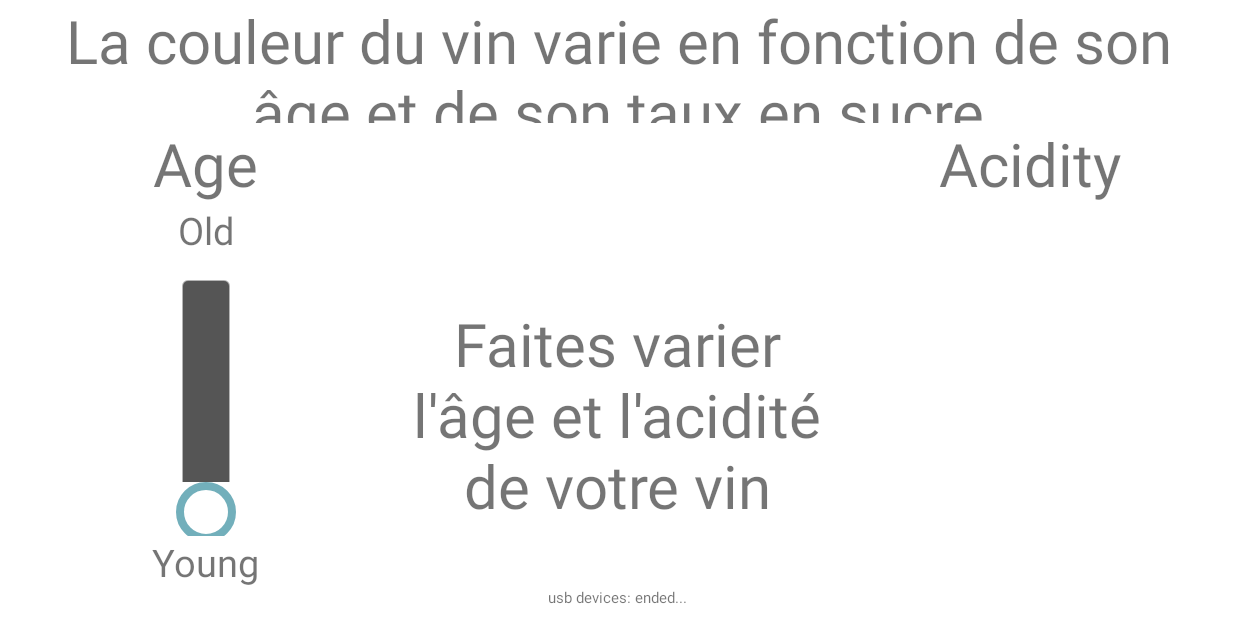
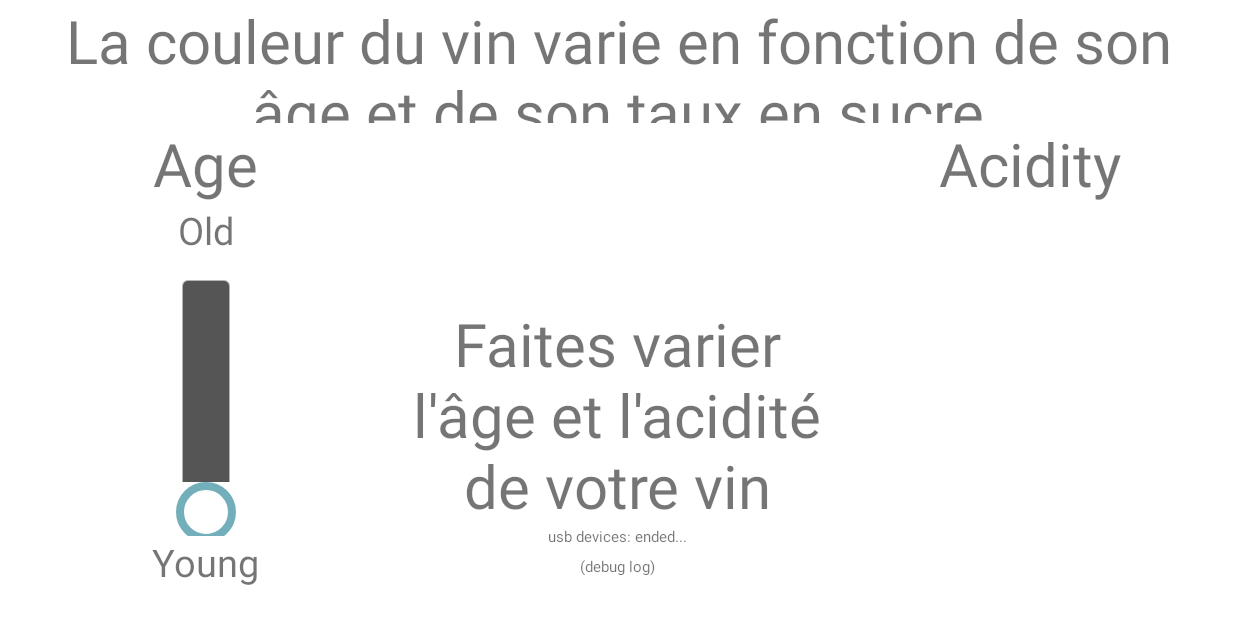
Before and after one commit to alexandre-mazel/AndroidStudioProjects, an Android app: the screen it shows after launch (MyActivity), on a phone screen of 824 x 412 dp (held sideways). Run offline under Robolectric (Android 15) with nearby library versions, the light colour scheme and no system bars; 1 statement that could not run was skipped.

Commit message:
chasing bugs

```diff
--- a/Glasses/app/src/main/java/com/electronoos/glasses/LoggerWidget.java
+++ b/Glasses/app/src/main/java/com/electronoos/glasses/LoggerWidget.java
@@ -13,7 +13,7 @@ import java.util.Date;
  */
 public class LoggerWidget {
     private TextView textView_log_ = null;
-    private int nNbrLineMax_ = 12;
+    private int nNbrLineMax_ = 15;
 
     public LoggerWidget()
     {
@@ -30,35 +30,36 @@ public class LoggerWidget {
         textView_log_ = tv;
     }
 
-    public void l( Object msg, String strCallerClassName )
+    public void l( String strCallerClassName, Object msg )
     {
         Log.v( strCallerClassName, msg.toString() );
-        printToLog( "INF: " + msg.toString(), strCallerClassName );
+        printToLog( "INF: " + strCallerClassName + ": " + msg.toString() );
     }
 
-    public void w( Object msg, String strCallerClassName )
+    public void w( String strCallerClassName, Object msg )
     {
         Log.w( strCallerClassName, msg.toString() );
-        printToLog( "WRN: " + msg.toString(), strCallerClassName );
+        printToLog( "WRN: " + strCallerClassName + ": " + msg.toString() );
     }
 
-    public void e( Object msg, String strCallerClassName )
+    public void e( String strCallerClassName, Object msg )
     {
         Log.e( strCallerClassName, msg.toString() );
-        printToLog( "ERR: " + msg.toString(), strCallerClassName );
+        printToLog( "ERR: " + strCallerClassName + ": " + msg.toString() );
     }
 
-    private void printToLog( String msg, String strCallerClassName )
+    private void printToLog( String msg )
     {
         if( textView_log_ == null )
         {
-            Log.e( "LoggerWidget", "Can't output log: widget not attached. Log: " + strCallerClassName + ": " + msg );
+            Log.e( "LoggerWidget", "Can't output log: widget not attached. Log: " + msg );
             return;
         }
         // append new log to current log outputted
         SimpleDateFormat s = new SimpleDateFormat("hh:mm:ss");
         String timestamp = s.format(new Date());
-        String strNew = timestamp + ": " + strCallerClassName + ": " + msg.toString();
+        String strNewLog = timestamp + ": " + msg.toString();
+        Log.v("debug", "GLASSES_LOG: " + strNewLog + "\n" );
 
 
         String strCurrentLogs = textView_log_.getText().toString();
@@ -67,7 +68,7 @@ public class LoggerWidget {
 
         int nBegin = 0;
         // copy all lines (but not the first one, sometimes)
-        if( lines.length > nNbrLineMax_ )
+        if( lines.length >= nNbrLineMax_ )
         {
             nBegin = 1;
         }
@@ -79,9 +80,21 @@ public class LoggerWidget {
 
         String newFullLogs = TextUtils.join("\n", listLine);
 
-        newFullLogs += "\n" + strNew;
+        newFullLogs += "\n" + strNewLog;
 
-
-        textView_log_.setText( newFullLogs );
+/*
+        try {
+            textView_log_.setText(newFullLogs);
+        }
+        catch(CalledFromWrongThreadException e)
+        {
+            Log.e("EXCEPTION (catched)", "GLASSES_LOG: " + e.toString() + "\n" );
+        }
+*/
+        runOnUiThread(new Runnable() {
+            public void run(){
+                textView_log_.update();
+            }
+        });
     }
 }
--- a/Glasses/app/src/main/java/com/electronoos/glasses/MyActivity.java
+++ b/Glasses/app/src/main/java/com/electronoos/glasses/MyActivity.java
@@ -57,6 +57,7 @@ public class MyActivity extends ActionBarActivity {
         textView_log_debug_ = (TextView) findViewById(R.id.text_view_debug_log);
         logger_ = new LoggerWidget();
         logger_.attachWidget(textView_log_debug_);
+        logger_.l( strClassName, "LOGGER BEGIN GLASSES" );
         MyOnSeekBarChangeListener myOnSeekBarChangeListener = new MyOnSeekBarChangeListener();
         seekBar_age_.setOnSeekBarChangeListener(myOnSeekBarChangeListener);
 
--- a/Glasses/app/src/main/res/layout/activity_my.xml
+++ b/Glasses/app/src/main/res/layout/activity_my.xml
@@ -130,7 +130,7 @@
                 />
 
             <TextView android:id="@+id/text_view_usb_status"
-                android:layout_height="120dp"
+                android:layout_height="20dp"
                 android:layout_width="wrap_content"
                 android:text="(usb status)"
                 android:layout_gravity="center"
@@ -138,7 +138,7 @@
                 android:textSize="10dp"
                 />
             <TextView android:id="@+id/text_view_debug_log"
-                android:layout_height="160dp"
+                android:layout_height="200dp"
                 android:layout_width="wrap_content"
                 android:text="(debug log)"
                 android:layout_gravity="center"
```
Also changed, not shown: Glasses/app/src/main/java/com/electronoos/glasses/MyOnSeekBarChangeListener.java (+5 -2 lines), Glasses/app/src/main/java/com/electronoos/glasses/UsbController.java (+16 -2 lines).
